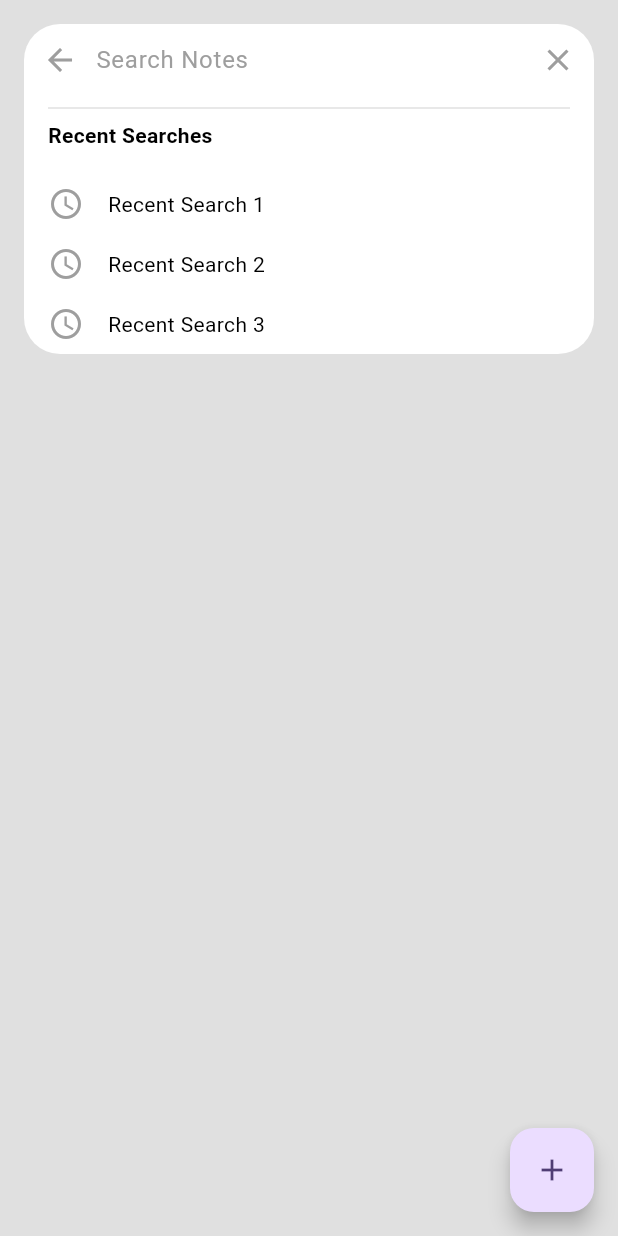
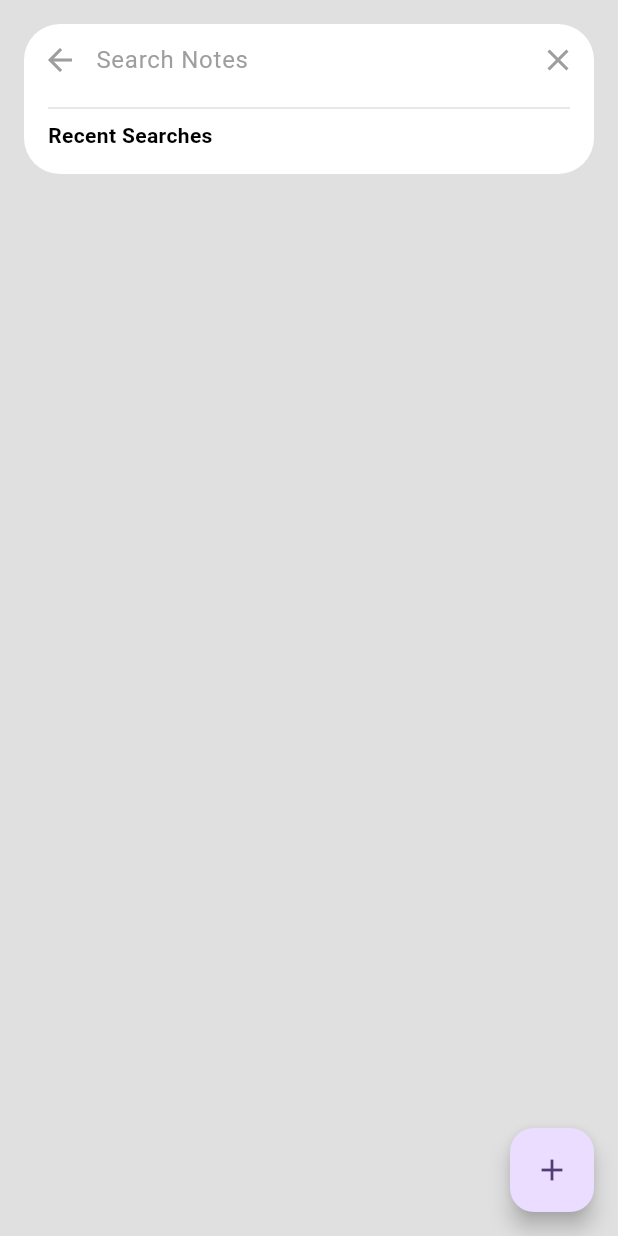
Before and after one commit to ahmedzayan7920/note_task, a Flutter app: the screen it shows after launch, after a tap on "Search Notes", on a phone screen of 412 x 824 dp. Run offline on Flutter 3.47's test engine with Material 3 defaults, Android fonts, the light colour scheme and no system bars; our stand-ins replace cloud_firestore, firebase_core, flutter_bloc, get_it, shared_preferences; accounts and stored records are empty.

Commit message:
Integrate recent searches with NotesCubit
Updated the RecentSearchItem to wrap the text using Expanded to ensure it fits within the available space.

Modified RecentSearchSection to use BlocBuilder to dynamically display recent searches from the NotesCubit state.

Added onTap functionality to RecentSearchSection to update the search query and trigger a search when a recent search item is tapped.

Enhanced SearchSection to listen to search controller changes and update the search state accordingly.

```diff
--- a/lib/features/notes/ui/widgets/search/recent_search_item.dart
+++ b/lib/features/notes/ui/widgets/search/recent_search_item.dart
@@ -15,9 +15,11 @@ class RecentSearchItem extends StatelessWidget {
         children: [
           const Icon(Icons.access_time, color: Colors.grey),
           const SizedBox(width: 16),
-          Text(
-            title,
-            style: const TextStyle(color: Colors.black),
+          Expanded(
+            child: Text(
+              title,
+              style: const TextStyle(color: Colors.black),
+            ),
           ),
         ],
       ),
--- a/lib/features/notes/ui/widgets/search/recent_search_section.dart
+++ b/lib/features/notes/ui/widgets/search/recent_search_section.dart
@@ -1,14 +1,19 @@
 import 'package:flutter/material.dart';
+import 'package:flutter_bloc/flutter_bloc.dart';
 
+import '../../../logic/notes/notes_cubit.dart';
+import '../../../logic/notes/notes_state.dart';
 import 'recent_search_item.dart';
 
 class RecentSearchSection extends StatelessWidget {
   const RecentSearchSection({
     super.key,
     required Animation<double> animation,
+    this.onTap,
   }) : _animation = animation;
 
   final Animation<double> _animation;
+  final void Function(String)? onTap;
 
   @override
   Widget build(BuildContext context) {
@@ -29,13 +34,23 @@ class RecentSearchSection extends StatelessWidget {
               ),
             ),
             const SizedBox(height: 16),
-                  ListView.builder(
+            BlocBuilder<NotesCubit, NotesState>(
+              builder: (context, state) {
+                if (state is NotesSuccessState) {
+                  return ListView.builder(
                     shrinkWrap: true,
-                    itemCount: 3,
+                    itemCount: state.recentSearches.length,
                     itemBuilder: (context, index) {
-                      return RecentSearchItem(
-                        title: 'Recent Search ${index + 1}',
+                      return GestureDetector(
+                        onTap: () => onTap?.call(state.recentSearches[index]),
+                        child: RecentSearchItem(
+                          title: state.recentSearches[index],
+                        ),
                       );
+                    },
+                  );
+                }
+                return const SizedBox();
               },
             ),
           ],
--- a/lib/features/notes/ui/widgets/search/search_section.dart
+++ b/lib/features/notes/ui/widgets/search/search_section.dart
@@ -1,6 +1,8 @@
 import 'package:flutter/material.dart';
+import 'package:flutter_bloc/flutter_bloc.dart';
 
 import '../../../../../core/widgets/custom_animated_icon.dart';
+import '../../../logic/notes/notes_cubit.dart';
 import 'recent_search_section.dart';
 
 class SearchSection extends StatefulWidget {
@@ -85,7 +87,14 @@ class _SearchSectionState extends State<SearchSection>
                   ],
                 ),
                 if (isSearchExpanded)
-                  RecentSearchSection(animation: _animation),
+                  RecentSearchSection(
+                    animation: _animation,
+                    onTap: (query) {
+                      _searchController.text = query;
+                      BlocProvider.of<NotesCubit>(context)
+                          .searchNotes(query: query);
+                    },
+                  ),
               ],
             ),
           );
@@ -111,6 +120,11 @@ class _SearchSectionState extends State<SearchSection>
         setState(() => isSearchExpanded = false);
       }
     });
+
+    _searchController.addListener(() {
+      BlocProvider.of<NotesCubit>(context)
+          .searchNotes(query: _searchController.text);
+    });
   }
 
   void toggleSearch() {
```
Lines whose indentation alone changed are shown as unchanged.
